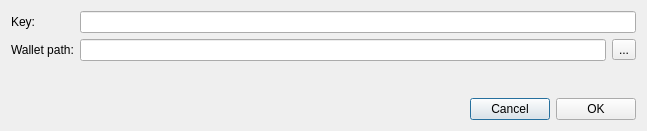
Old version of the form src/gui/ui/importkeydialog.ui in the repository ConcealNetwork/conceal-desktop.
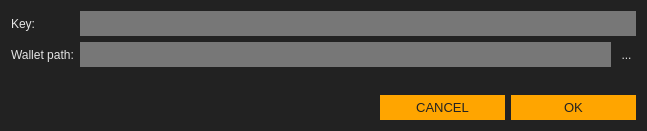
New version of the form.

The edit to the form file:
```diff
--- a/src/gui/ui/importkeydialog.ui
+++ b/src/gui/ui/importkeydialog.ui
@@ -13,28 +13,80 @@
   <property name="windowTitle">
    <string>Import private key</string>
   </property>
+  <property name="styleSheet">
+   <string notr="true">background-color: #222; color: #e5e5e5;
+border: 0px;</string>
+  </property>
   <layout class="QVBoxLayout" name="verticalLayout">
    <item>
     <layout class="QGridLayout" name="gridLayout">
      <item row="0" column="0">
       <widget class="QLabel" name="label">
+       <property name="font">
+        <font>
+         <family>Arial</family>
+         <pointsize>9</pointsize>
+        </font>
+       </property>
        <property name="text">
         <string>Key:</string>
        </property>
       </widget>
      </item>
      <item row="0" column="1" colspan="2">
-      <widget class="QLineEdit" name="m_keyEdit"/>
+      <widget class="QLineEdit" name="m_keyEdit">
+       <property name="minimumSize">
+        <size>
+         <width>0</width>
+         <height>25</height>
+        </size>
+       </property>
+       <property name="font">
+        <font>
+         <family>Arial</family>
+         <pointsize>9</pointsize>
+        </font>
+       </property>
+       <property name="styleSheet">
+        <string notr="true">background-color: #777;
+boder: 0px;
+color: #e5e5e5;</string>
+       </property>
+      </widget>
      </item>
      <item row="1" column="0">
       <widget class="QLabel" name="label_2">
+       <property name="font">
+        <font>
+         <family>Arial</family>
+         <pointsize>9</pointsize>
+        </font>
+       </property>
        <property name="text">
         <string>Wallet path:</string>
        </property>
       </widget>
      </item>
      <item row="1" column="1">
-      <widget class="QLineEdit" name="m_pathEdit"/>
+      <widget class="QLineEdit" name="m_pathEdit">
+       <property name="minimumSize">
+        <size>
+         <width>0</width>
+         <height>25</height>
+        </size>
+       </property>
+       <property name="font">
+        <font>
+         <family>Arial</family>
+         <pointsize>9</pointsize>
+        </font>
+       </property>
+       <property name="styleSheet">
+        <string notr="true">background-color: #777;
+boder: 0px;
+color: #e5e5e5;</string>
+       </property>
+      </widget>
      </item>
      <item row="1" column="2">
       <widget class="QToolButton" name="m_selectPathButton">
@@ -75,13 +127,43 @@
      </item>
      <item>
       <widget class="QPushButton" name="m_cancelButton">
+       <property name="minimumSize">
+        <size>
+         <width>125</width>
+         <height>25</height>
+        </size>
+       </property>
+       <property name="font">
+        <font>
+         <family>Arial</family>
+         <pointsize>10</pointsize>
+        </font>
+       </property>
+       <property name="styleSheet">
+        <string notr="true">color: #222; border-radius: 0px; border: 0px solid; background-color: orange;</string>
+       </property>
        <property name="text">
-        <string>Cancel</string>
+        <string>CANCEL</string>
        </property>
       </widget>
      </item>
      <item>
       <widget class="QPushButton" name="m_okButton">
+       <property name="minimumSize">
+        <size>
+         <width>125</width>
+         <height>25</height>
+        </size>
+       </property>
+       <property name="font">
+        <font>
+         <family>Arial</family>
+         <pointsize>10</pointsize>
+        </font>
+       </property>
+       <property name="styleSheet">
+        <string notr="true">color: #222; border-radius: 0px; border: 0px solid; background-color: orange;</string>
+       </property>
        <property name="text">
         <string>OK</string>
        </property>
```
